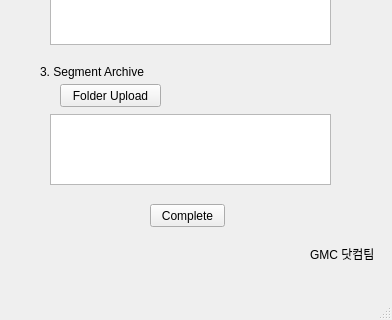
Old version of the form SegSaver/segment_saver.ui in the repository SunkyeongLee/aasegpackage; both pictures show x 0 to 392 and y 286 to 606 of the 392 by 606 pixel window.
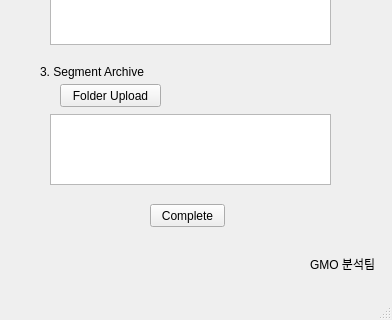
New version of the form.

The edit to the form file:
```diff
--- a/SegSaver/segment_saver.ui
+++ b/SegSaver/segment_saver.ui
@@ -159,13 +159,13 @@
     <property name="geometry">
      <rect>
       <x>310</x>
-      <y>530</y>
+      <y>540</y>
       <width>71</width>
       <height>20</height>
      </rect>
     </property>
     <property name="text">
-     <string>GMC 닷컴팀</string>
+     <string>GMO 분석팀</string>
     </property>
    </widget>
   </widget>
```
